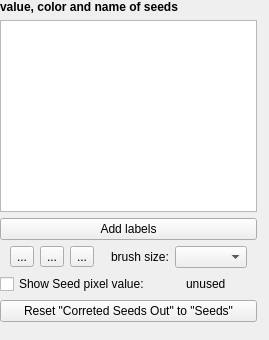
Above: ilastik/applets/watershedLabeling/watershedLabelingDrawer.ui from ilastik/ilastik before the change. Below: the same form after it.
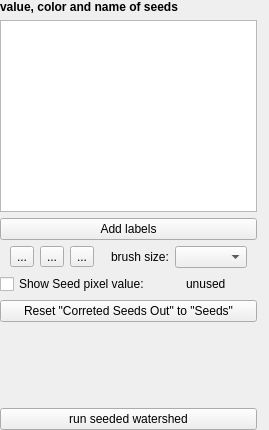
That is the form after the change. Custom widgets are drawn as their Qt base class.

Patch:
```diff
--- a/ilastik/applets/watershedLabeling/watershedLabelingDrawer.ui
+++ b/ilastik/applets/watershedLabeling/watershedLabelingDrawer.ui
@@ -7,7 +7,7 @@
     <x>0</x>
     <y>0</y>
     <width>269</width>
-    <height>340</height>
+    <height>430</height>
    </rect>
   </property>
   <property name="sizePolicy">
@@ -229,6 +229,13 @@
        </property>
       </spacer>
      </item>
+     <item>
+      <widget class="QPushButton" name="runWatershedPushButton">
+       <property name="text">
+        <string>run seeded watershed</string>
+       </property>
+      </widget>
+     </item>
     </layout>
    </item>
   </layout>
```
